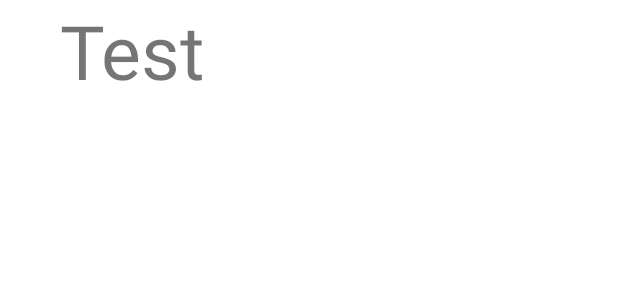
After one commit to alphitardian/TR-PAM, an Android app: the layout login_screen.xml on its own in the app's theme, with its tools: preview values and no code run, on a phone screen of 412 x 824 dp. The commit adds this screen. Shown: the top 300 px of the screen. Run offline under Robolectric (Android 15) with nearby library versions, the phone set to English and light mode, and no system bars.

Commit message:
test init

```diff
--- /dev/null
+++ b/app/src/main/res/layout/login_screen.xml
@@ -0,0 +1,16 @@
+<?xml version="1.0" encoding="utf-8"?>
+<RelativeLayout xmlns:android="http://schemas.android.com/apk/res/android"
+    android:layout_width="match_parent"
+    android:layout_height="match_parent"
+    android:orientation="vertical"
+    android:layout_gravity="center">
+
+    <TextView
+        android:layout_width="wrap_content"
+        android:layout_height="wrap_content"
+        android:text="Test"
+        android:paddingLeft="40dp"
+        android:textSize="50dp"/>
+
+
+</RelativeLayout>
--- /dev/null
+++ b/app/src/main/res/layout/register_screen.xml
@@ -0,0 +1,6 @@
+<?xml version="1.0" encoding="utf-8"?>
+<androidx.constraintlayout.widget.ConstraintLayout
+    xmlns:android="http://schemas.android.com/apk/res/android" android:layout_width="match_parent"
+    android:layout_height="match_parent">
+
+</androidx.constraintlayout.widget.ConstraintLayout>
--- a/app/src/main/res/values/themes.xml
+++ b/app/src/main/res/values/themes.xml
@@ -1,6 +1,6 @@
 <resources xmlns:tools="http://schemas.android.com/tools">
     <!-- Base application theme. -->
-    <style name="Theme.TR_PAM" parent="Theme.MaterialComponents.DayNight.DarkActionBar">
+    <style name="Theme.TR_PAM" parent="Theme.MaterialComponents.DayNight.NoActionBar">
         <!-- Primary brand color. -->
         <item name="colorPrimary">@color/purple_500</item>
         <item name="colorPrimaryVariant">@color/purple_700</item>
```
Also changed, not shown: app/src/main/java/com/alphitardian/tr_pam/MainActivity.java (+8 -8 lines), app/src/main/res/values/strings.xml (+9 -0 lines).
